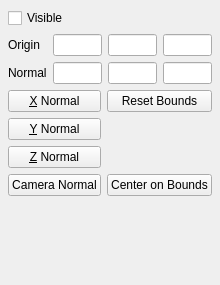
Above: GUI/Client/Widgets/pqImplicitPlaneWidget.ui from wildmichael/ParaView3-enhancements-old before the change. Below: the same form after it.
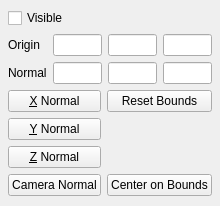
That is the form after the change.

The edit to the form file:
```diff
--- a/GUI/Client/Widgets/pqImplicitPlaneWidget.ui
+++ b/GUI/Client/Widgets/pqImplicitPlaneWidget.ui
@@ -9,7 +9,7 @@
     <x>0</x>
     <y>0</y>
     <width>206</width>
-    <height>285</height>
+    <height>206</height>
    </rect>
   </property>
   <property name="windowTitle" >
@@ -123,19 +123,6 @@
      </item>
     </layout>
    </item>
-   <item>
-    <spacer>
-     <property name="orientation" >
-      <enum>Qt::Vertical</enum>
-     </property>
-     <property name="sizeHint" >
-      <size>
-       <width>20</width>
-       <height>40</height>
-      </size>
-     </property>
-    </spacer>
-   </item>
   </layout>
  </widget>
  <pixmapfunction></pixmapfunction>
```
